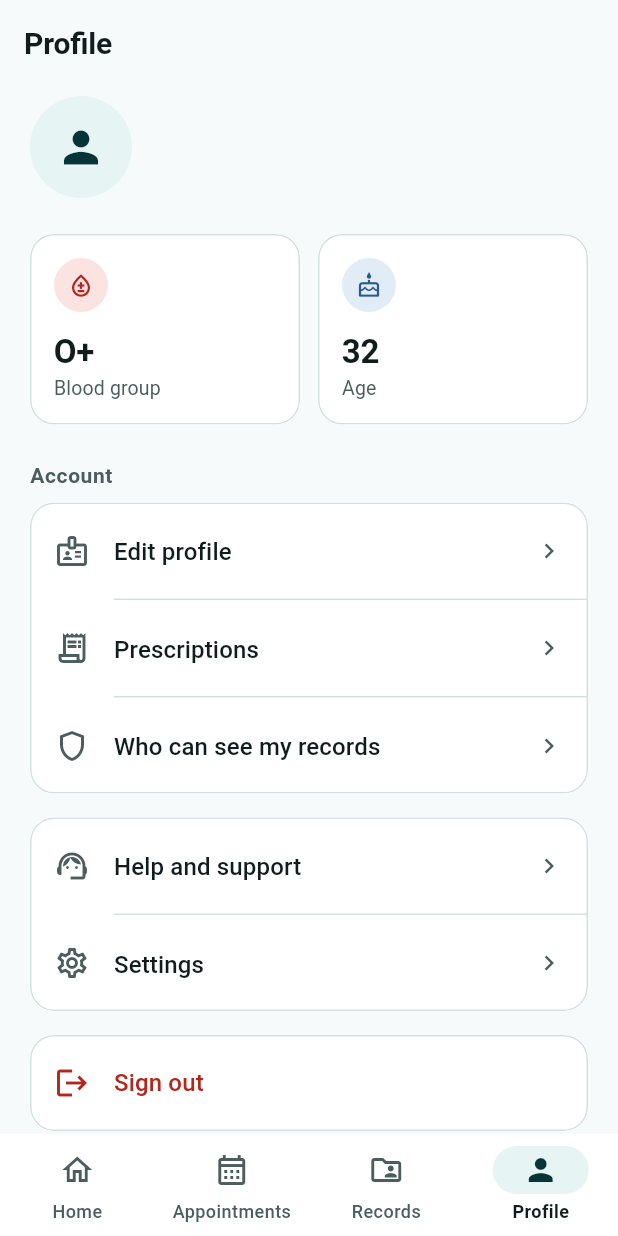
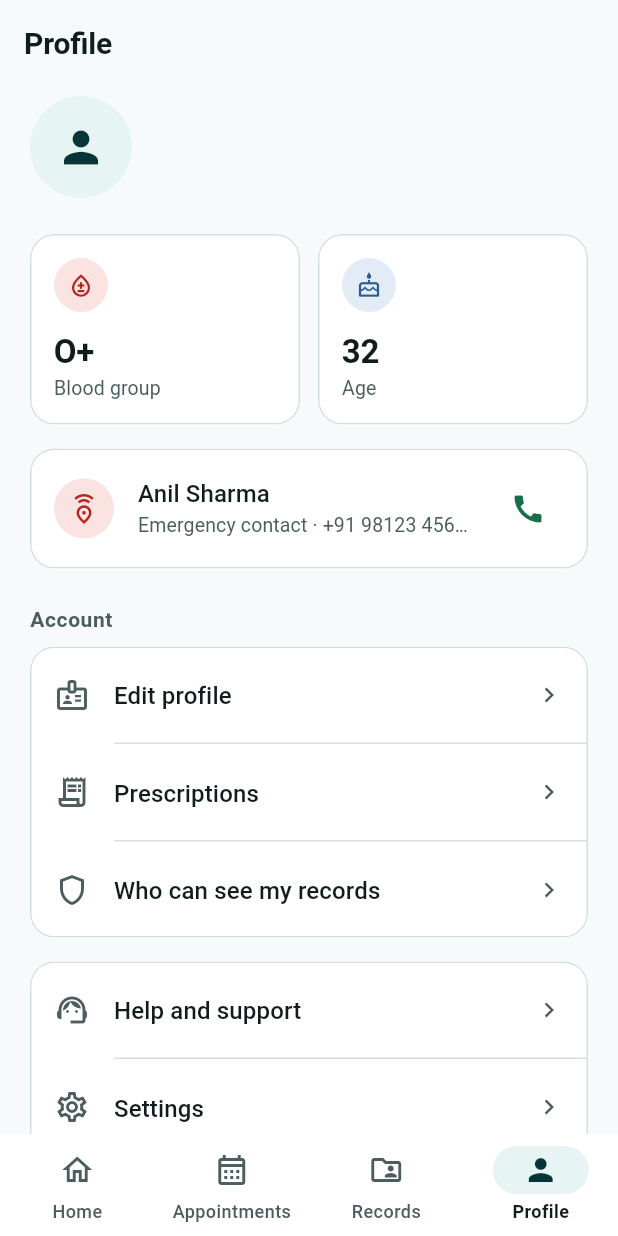
Before and after one commit to Rahmath-001/healthcare-flutter, a Flutter app: the ProfileTab screen opened by its route, on a phone screen of 412 x 824 dp. Run offline on Flutter 3.47's test engine with Material 3 defaults, Android fonts, the phone set to English and light mode, and no system bars; our stand-ins replace cloud_functions, connectivity_plus, dio, file_picker, firebase_auth, firebase_core and 11 more; missing offline and left inert: hmssdk_flutter; accounts and stored records are empty; generated files the repository leaves out were written again.

Commit message:
feat: surface two fields the app collected and never read
Both were dangling: written by one side of the product and rendered
nowhere, which is worse than not having them - each implied a capability
that did not exist.

## Follow-up

`Prescription.followUpDate` was set by doctors and read by nothing. A
clinician saying "come back in two weeks" produced a field the patient
never saw, and prescriptionFollowUp sat unused in the ARB.

Now shown on the prescription, above the repeat button on purpose:
somebody due a review should be booking one, not asking for another
course of the same medicine. Once the date has passed it says "was due"
rather than presenting an overdue review as an upcoming plan.

The button goes to search rather than to the issuing doctor's page. A
follow-up is usually with the same clinician, but insisting on it would
strand anyone whose doctor has since gone on leave or stopped
practising.

## Emergency contact

Asked for at onboarding since it shipped, stored, and read back nowhere.
Collecting somebody's next of kin and then having no path to them
implies that in a crisis this app can reach the person you named - it
could not.

One tap opens the dialer with the number typed in. It does not place the
call: an app that autodials from a card somebody brushed past is a phone
that rings a relative at 3am for no reason. The number is stripped to
digits and `+` first, because a stored "+91 98123 45678" fails on some
Android dialers.

The card is absent rather than empty when no contact is set - the
edit-profile screen is where one is added, and duplicating that prompt
would put two competing calls to action on the same tab.

url_launcher added with the code that imports it.

Co-Authored-By: Claude Opus 5 <noreply@anthropic.com>

```diff
--- /dev/null
+++ b/lib/features/settings/presentation/emergency_contact_card.dart
@@ -0,0 +1,88 @@
+import 'package:flutter/material.dart';
+import 'package:flutter_riverpod/flutter_riverpod.dart';
+import 'package:url_launcher/url_launcher.dart';
+
+import '../../../core/theme/app_palette.dart';
+import '../../../l10n/l10n.dart';
+import 'account_controller.dart';
+
+/// The emergency contact, with a way to actually reach them.
+///
+/// The app has asked every patient for a next of kin since onboarding shipped,
+/// stored the name and number, and **read them back nowhere**. Collecting
+/// somebody's emergency contact and then having no path to it is worse than not
+/// asking: it implies a capability — that in a crisis this app can reach the
+/// person you named — which did not exist.
+///
+/// One tap dials. It does not place the call: `tel:` hands the number to the
+/// dialer with it typed in, and the user presses the button. An app that
+/// autodials from a card someone brushed past is a phone that rings a relative
+/// at 3am for no reason.
+class EmergencyContactCard extends ConsumerWidget {
+  const EmergencyContactCard({super.key});
+
+  @override
+  Widget build(BuildContext context, WidgetRef ref) {
+    final profile = ref.watch(patientProfileProvider).value;
+    final name = profile?.emergencyContactName;
+    final phone = profile?.emergencyContactPhone;
+
+    // Nothing to show rather than an empty card. The edit-profile screen is
+    // where it is added, and duplicating that prompt here would put two
+    // competing calls to action on the same tab.
+    if (name == null || name.trim().isEmpty) return const SizedBox.shrink();
+
+    final tones = context.tones;
+    final l10n = context.l10n;
+    final canCall = phone != null && phone.trim().isNotEmpty;
+
+    return Card(
+      child: ListTile(
+        leading: Container(
+          width: 40,
+          height: 40,
+          decoration: BoxDecoration(
+            color: tones.dangerContainer,
+            shape: BoxShape.circle,
+          ),
+          child: Icon(Icons.emergency_share_outlined,
+              size: 20, color: tones.danger),
+        ),
+        title: Text(name),
+        subtitle: Text(
+          canCall
+              ? '${l10n.editProfileEmergencyContact} · $phone'
+              : l10n.editProfileEmergencyContact,
+          maxLines: 1,
+          overflow: TextOverflow.ellipsis,
+        ),
+        trailing: canCall
+            ? IconButton(
+                tooltip: l10n.emergencyCall,
+                icon: Icon(Icons.call, color: tones.success),
+                onPressed: () => _dial(context, phone),
+              )
+            : null,
+      ),
+    );
+  }
+
+  Future<void> _dial(BuildContext context, String phone) async {
+    final messenger = ScaffoldMessenger.of(context);
+    final failed = context.l10n.emergencyCallFailed;
+
+    // Strips spaces and punctuation: `tel:` is tolerant of most of it, but a
+    // stored "+91 98123 45678" fails on some Android dialers.
+    final digits = phone.replaceAll(RegExp(r'[^0-9+]'), '');
+    final uri = Uri(scheme: 'tel', path: digits);
+
+    try {
+      final launched = await launchUrl(uri);
+      if (!launched) messenger.showSnackBar(SnackBar(content: Text(failed)));
+    } catch (_) {
+      // A device with no dialer — a tablet, an emulator — rather than a fault
+      // the user did anything to cause.
+      messenger.showSnackBar(SnackBar(content: Text(failed)));
+    }
+  }
+}
--- a/lib/l10n/app_hi.arb
+++ b/lib/l10n/app_hi.arb
@@ -282,6 +282,9 @@
   "prescriptionAdvice": "सलाह",
   "prescriptionMedicines": "दवाइयाँ",
   "prescriptionFollowUp": "{date} को दोबारा दिखाएँ",
+  "followUpBook": "फ़ॉलो-अप बुक करें",
+  "followUpDue": "आपके डॉक्टर ने दोबारा दिखाने को कहा है",
+  "followUpOverdue": "यह फ़ॉलो-अप {when} होना था",
   "prescriptionVerificationCode": "सत्यापन कोड",
   "prescriptionVerificationBody": "दवा की दुकान इससे पुष्टि कर सकती है कि नुस्ख़ा असली है।",
   "consultationTitle": "परामर्श",
@@ -356,6 +359,8 @@
   "editProfileConditions": "चल रही बीमारियाँ",
   "editProfileConditionsHint": "जैसे, टाइप 2 मधुमेह, उच्च रक्तचाप",
   "editProfileEmergencyContact": "आपातकालीन संपर्क",
+  "emergencyCall": "कॉल करें",
+  "emergencyCallFailed": "इस डिवाइस पर डायलर नहीं खुल सका।",
   "editProfileContactName": "नाम",
   "editProfilePhone": "फ़ोन नंबर",
   "editProfileSaveChanges": "बदलाव सहेजें",
--- a/lib/l10n/app_localizations.dart
+++ b/lib/l10n/app_localizations.dart
@@ -1832,6 +1832,24 @@ abstract class AppLocalizations {
   /// **'Follow up on {date}'**
   String prescriptionFollowUp(String date);
 
+  /// No description provided for @followUpBook.
+  ///
+  /// In en, this message translates to:
+  /// **'Book the follow-up'**
+  String get followUpBook;
+
+  /// No description provided for @followUpDue.
+  ///
+  /// In en, this message translates to:
+  /// **'Your doctor asked to see you again'**
+  String get followUpDue;
+
+  /// No description provided for @followUpOverdue.
+  ///
+  /// In en, this message translates to:
+  /// **'This follow-up was due {when}'**
+  String followUpOverdue(String when);
+
   /// No description provided for @prescriptionVerificationCode.
   ///
   /// In en, this message translates to:
@@ -2317,6 +2335,18 @@ abstract class AppLocalizations {
   /// In en, this message translates to:
   /// **'Emergency contact'**
   String get editProfileEmergencyContact;
+
+  /// No description provided for @emergencyCall.
+  ///
+  /// In en, this message translates to:
+  /// **'Call'**
+  String get emergencyCall;
+
+  /// No description provided for @emergencyCallFailed.
+  ///
+  /// In en, this message translates to:
+  /// **'Could not open the dialer on this device.'**
+  String get emergencyCallFailed;
 
   /// No description provided for @editProfileContactName.
   ///
--- a/lib/screens/tabs/profile_tab.dart
+++ b/lib/screens/tabs/profile_tab.dart
@@ -8,6 +8,7 @@ import '../../core/router/routes.dart';
 import '../../core/theme/app_palette.dart';
 import '../../core/theme/app_tokens.dart';
 import '../../features/settings/presentation/account_controller.dart';
+import '../../features/settings/presentation/emergency_contact_card.dart';
 import '../../l10n/l10n.dart';
 import '../../shared/widgets/app_motion.dart';
 import '../../shared/widgets/async_view.dart';
@@ -71,15 +72,20 @@ class ProfileTab extends ConsumerWidget {
               ],
             ),
           ),
+          const SizedBox(height: Insets.lg),
+          // Asked for at onboarding and, until now, read back nowhere.
+          // Collecting a next of kin with no path to reach them implies a
+          // capability the app did not have.
+          const FadeSlideIn(index: 2, child: EmergencyContactCard()),
           const SizedBox(height: Insets.xl),
 
           FadeSlideIn(
-            index: 2,
+            index: 3,
             child: SectionHeader(title: l10n.settingsAccount),
           ),
           const SizedBox(height: Insets.sm),
           FadeSlideIn(
-            index: 3,
+            index: 4,
             child: _MenuCard(
               items: [
                 _MenuItem(
@@ -103,7 +109,7 @@ class ProfileTab extends ConsumerWidget {
           const SizedBox(height: Insets.lg),
 
           FadeSlideIn(
-            index: 4,
+            index: 5,
             child: _MenuCard(
               items: [
                 _MenuItem(
@@ -122,7 +128,7 @@ class ProfileTab extends ConsumerWidget {
           const SizedBox(height: Insets.lg),
 
           FadeSlideIn(
-            index: 5,
+            index: 6,
             child: _SignOutTile(
               onConfirmed: () =>
                   ref.read(sessionControllerProvider.notifier).signOut(),
--- a/pubspec.yaml
+++ b/pubspec.yaml
@@ -33,6 +33,7 @@ dependencies:
   firebase_crashlytics: ^4.3.10
   meta: ^1.18.0
   firebase_messaging: ^15.2.10
+  url_launcher: ^6.3.2
 
 dev_dependencies:
   flutter_lints: ^4.0.0
```
Also changed, not shown: lib/features/prescriptions/presentation/prescriptions_screen.dart (+54 -0 lines), lib/l10n/app_en.arb (+8 -0 lines), lib/l10n/app_localizations_en.dart (+17 -0 lines), lib/l10n/app_localizations_hi.dart (+17 -0 lines), pubspec.lock, 5 other files.
